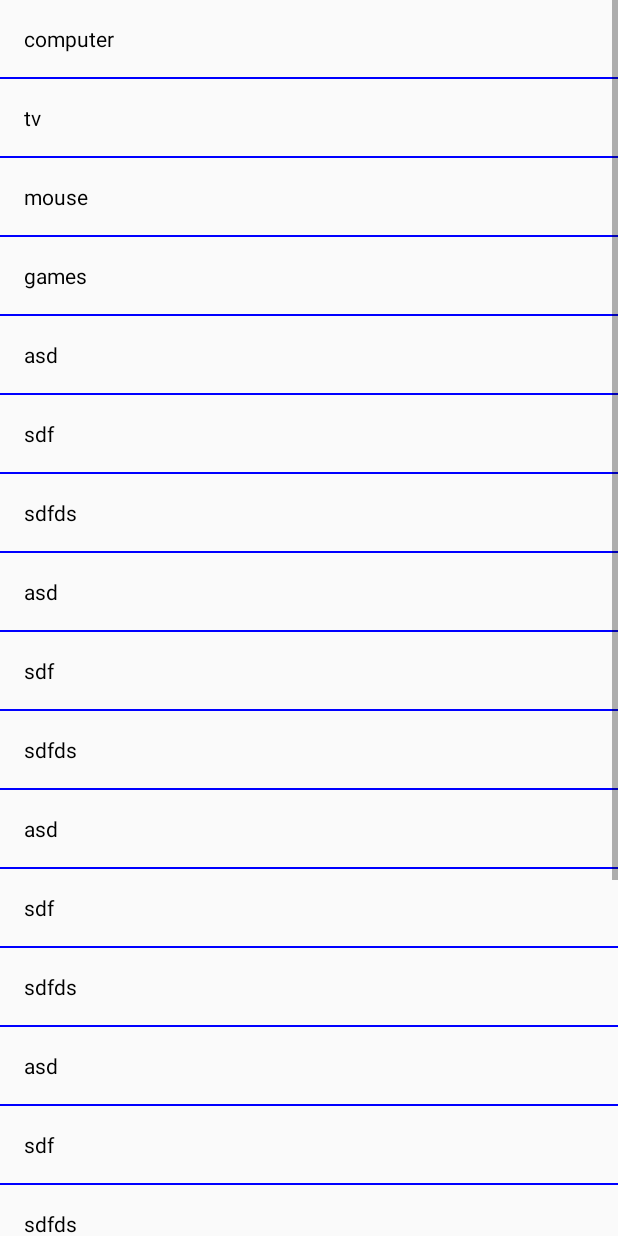
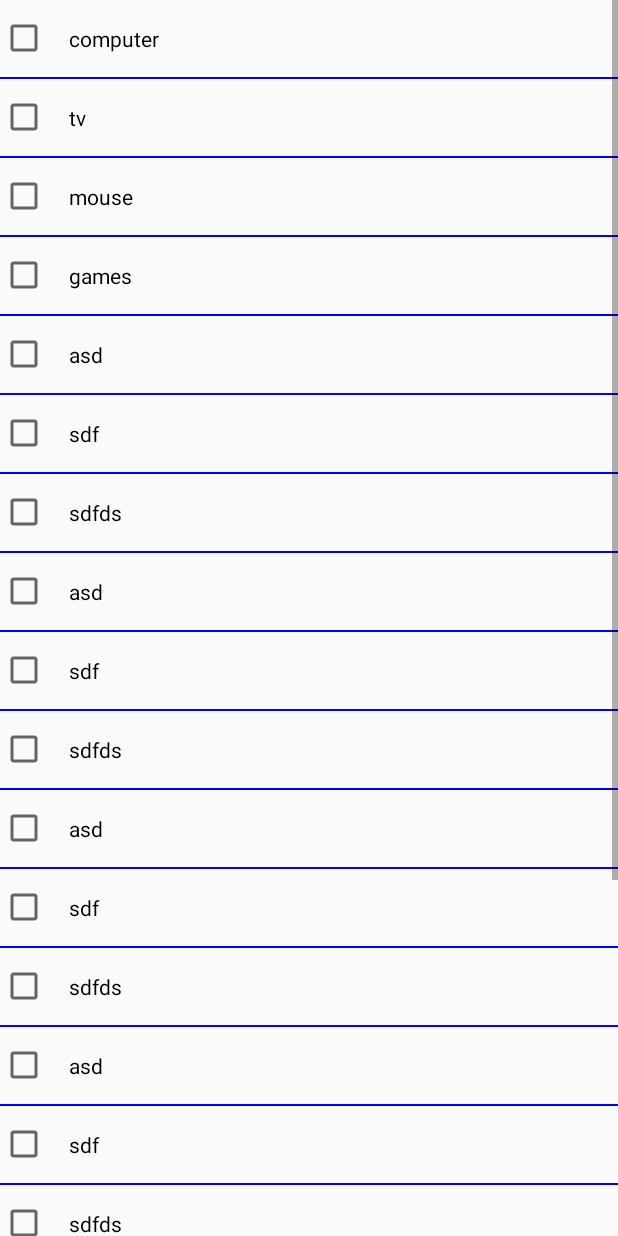
Before and after one commit to RickyRen1/BizHacks2018, an Android app: the screen it shows after launch (SearchActivity), after a tap on "ENTER", on a phone screen of 412 x 824 dp. Run offline under Robolectric (Android 15) with nearby library versions, the phone set to English and light mode, and no system bars.

Commit message:
adding toggle buttons to the list

```diff
--- a/BizHacks2018/src/main/java/com/example/ricky/myapplication/MainActivity.java
+++ b/BizHacks2018/src/main/java/com/example/ricky/myapplication/MainActivity.java
@@ -23,7 +23,9 @@ public class MainActivity extends AppCompatActivity {
             public void onClick(View view) {
                 String query = edittext.getText().toString();
                 Log.v("EditText", query);
-                startActivity(new Intent(MainActivity.this, SearchActivity.class));
+                Intent intent = new Intent(MainActivity.this, SearchActivity.class);
+                intent.putExtra("SEARCH_QUERY", query);
+                startActivity(intent);
                 /*
                 Intent intent = getIntent();
                 if (Intent.ACTION_SEARCH.equals(intent.getAction())) {
--- a/BizHacks2018/src/main/java/com/example/ricky/myapplication/SearchActivity.java
+++ b/BizHacks2018/src/main/java/com/example/ricky/myapplication/SearchActivity.java
@@ -8,6 +8,8 @@ import android.support.v7.widget.Toolbar;
 import android.view.View;
 import android.widget.ListView;
 import android.widget.ArrayAdapter;
+
+import java.util.ArrayList;
 
 public class SearchActivity extends AppCompatActivity {
 
--- a/BizHacks2018/src/main/res/layout/activity_listview.xml
+++ b/BizHacks2018/src/main/res/layout/activity_listview.xml
@@ -4,11 +4,25 @@
     android:layout_height="match_parent"
     android:orientation="vertical">
 
+    <RelativeLayout
+        android:layout_width="match_parent"
+        android:layout_height="match_parent">
         <TextView
             android:id="@+id/textView"
             android:layout_width="fill_parent"
             android:layout_height="wrap_content"
             android:layout_gravity="center"
             android:padding="@dimen/fab_margin"
+            android:layout_marginLeft="30dp"
+            android:layout_alignParentRight="true"
+            android:layout_centerVertical="true"
             android:textColor="#000" />
+
+        <CheckBox
+            android:id="@+id/checkBox"
+            android:layout_width="match_parent"
+            android:layout_height="wrap_content"
+            android:layout_alignParentLeft="true"
+            android:layout_centerVertical="true"/>
+    </RelativeLayout>
 </LinearLayout>
```
Lines whose indentation alone changed are shown as unchanged.
